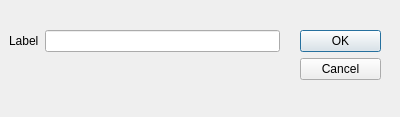
garretraziel/icp, file client/editdialog.ui: the form before one commit.
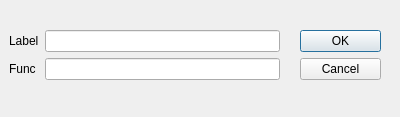
The form after the commit.

Commit message: editor ukalda operace, todo vystup na scenu

```diff
--- a/client/editdialog.ui
+++ b/client/editdialog.ui
@@ -49,6 +49,16 @@
     <item row="0" column="1">
      <widget class="QLineEdit" name="labelEdit"/>
     </item>
+    <item row="1" column="0">
+     <widget class="QLabel" name="label_2">
+      <property name="text">
+       <string>Func</string>
+      </property>
+     </widget>
+    </item>
+    <item row="1" column="1">
+     <widget class="QLineEdit" name="funcEdit"/>
+    </item>
    </layout>
   </widget>
  </widget>
```
The commit also changes 2 other files.
